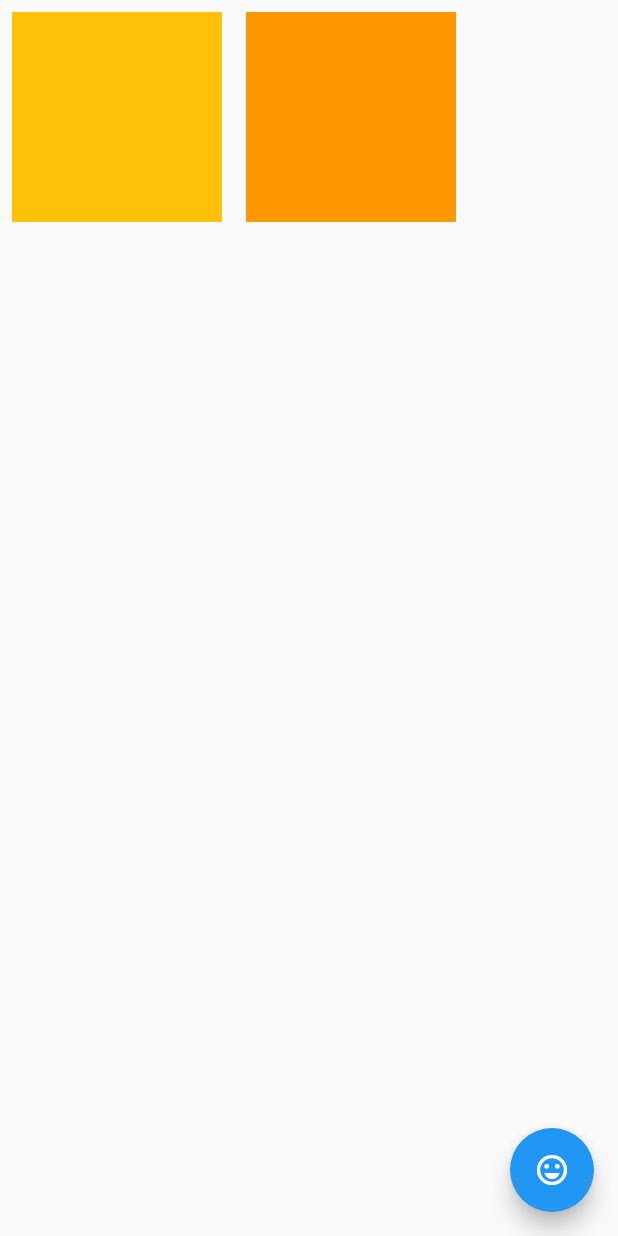
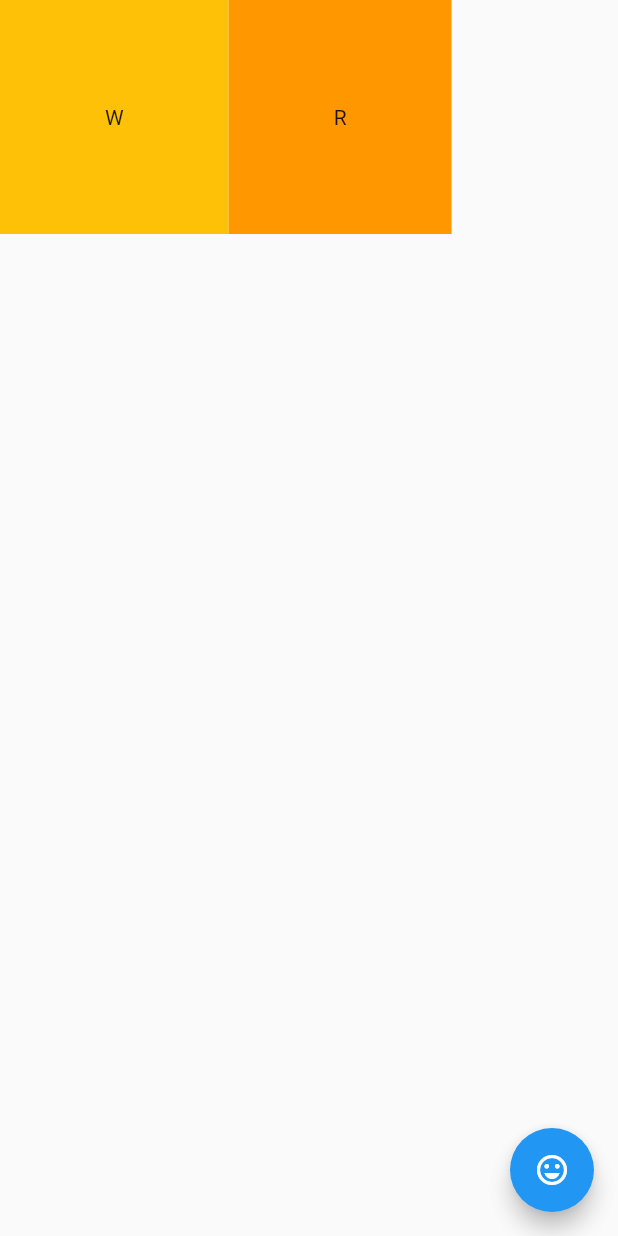
Before and after one commit to fong1966/flutter_key, a Flutter app: the screen it shows after launch, on a phone screen of 412 x 824 dp. Run offline on Flutter 3.47's test engine with Material 2 defaults, Android fonts, the phone set to English and light mode, and no system bars.

Commit message:
experimenting keys

```diff
--- /dev/null
+++ b/lib/char_generator.dart
@@ -0,0 +1,10 @@
+import 'dart:math';
+
+class UniqueCharGenerator {
+  static Random random = Random();
+
+  static String getChar() {
+    return String.fromCharCode(
+        random.nextInt(26) + 65); // Generates a random uppercase letter
+  }
+}
--- /dev/null
+++ b/lib/color_generator.dart
@@ -0,0 +1,26 @@
+import 'dart:math';
+
+import 'package:flutter/material.dart';
+
+class UniqueColorGenerator {
+  static List colorOptions = [
+    Colors.blue,
+    Colors.red,
+    Colors.green,
+    Colors.yellow,
+    Colors.purple,
+    Colors.orange,
+    Colors.indigo,
+    Colors.amber,
+    Colors.black,
+  ];
+  static Random random = Random();
+  static Color getColor() {
+    if (colorOptions.isNotEmpty) {
+      return colorOptions.removeAt(random.nextInt(colorOptions.length));
+    } else {
+      return Color.fromARGB(random.nextInt(256), random.nextInt(256),
+          random.nextInt(256), random.nextInt(256));
+    }
+  }
+}
--- a/lib/main.dart
+++ b/lib/main.dart
@@ -1,6 +1,7 @@
 import 'package:flutter/material.dart';
 
-import 'main2.dart';
+import 'char_generator.dart';
+import 'color_generator.dart';
 
 void main() => runApp(
       const MaterialApp(
@@ -18,24 +19,24 @@ class PositionedTiles extends StatefulWidget {
 class PositionedTilesState extends State<PositionedTiles> {
   // Stateful tiles now wrapped in padding (a stateless widget) to increase height
   // of widget tree and show why keys are needed at the Padding level.
-  List<Widget> tiles = [
-    Padding(
-      key: UniqueKey(),
-      padding: const EdgeInsets.all(8.0),
-      child: const StatefulColorfulTile(),
-      // child: StatefulColorfulTile(key: UniqueKey()), // <------
-    ),
-    Padding(
-      key: UniqueKey(),
-      padding: const EdgeInsets.all(8.0),
-      child: const StatefulColorfulTile(),
-      // child: StatefulColorfulTile(key: UniqueKey()), // <------
-    ),
-  ];
-//   List<Widget> tiles = [
-//   StatefulColorfulTile(key: UniqueKey()), // Keys added here
-//   StatefulColorfulTile(key: UniqueKey()),
-// ];
+  late UniqueKey ukey1;
+  late UniqueKey ukey2;
+  List<Widget> tiles = [];
+
+  @override
+  void initState() {
+    super.initState();
+    ukey1 = UniqueKey();
+    ukey2 = UniqueKey();
+    tiles = [
+      const StatefulColorfulTile1(
+          // key: ukey1,
+          ),
+      const StatefulColorfulTile2(
+          // key: ukey2,
+          )
+    ];
+  }
 
   @override
   Widget build(BuildContext context) {
@@ -55,28 +56,62 @@ class PositionedTilesState extends State<PositionedTiles> {
   }
 }
 
-class StatefulColorfulTile extends StatefulWidget {
-  const StatefulColorfulTile({Key? key}) : super(key: key);
+class StatefulColorfulTile1 extends StatefulWidget {
+  const StatefulColorfulTile1({super.key});
 
   @override
-  State<StatefulColorfulTile> createState() => ColorfulTileState();
+  State<StatefulColorfulTile1> createState() => ColorfulTileState1();
 }
 
-class ColorfulTileState extends State<StatefulColorfulTile> {
+class ColorfulTileState1 extends State<StatefulColorfulTile1> {
   late Color myColor;
+  late String myChar;
 
   @override
   void initState() {
     super.initState();
     myColor = UniqueColorGenerator.getColor();
+    myChar = UniqueCharGenerator.getChar();
   }
 
   @override
   Widget build(BuildContext context) {
+    debugPrint('$myColor & $myChar');
     return Container(
         color: myColor,
-        child: const Padding(
-          padding: EdgeInsets.all(70.0),
+        child: Padding(
+          padding: const EdgeInsets.all(70.0),
+          child: Text(myChar),
         ));
   }
 }
+
+class StatefulColorfulTile2 extends StatefulWidget {
+  const StatefulColorfulTile2({super.key});
+
+  @override
+  State<StatefulColorfulTile2> createState() => ColorfulTileState2();
+}
+
+class ColorfulTileState2 extends State<StatefulColorfulTile2> {
+  late Color myColor;
+  late String myChar;
+
+  @override
+  void initState() {
+    super.initState();
+    myColor = UniqueColorGenerator.getColor();
+    myChar = UniqueCharGenerator.getChar();
+  }
+
+  @override
+  Widget build(BuildContext context) {
+    debugPrint('$myColor & $myChar');
+    return Container(
+        color: myColor,
+        child: Padding(
+          padding: const EdgeInsets.all(70.0),
+          child: Text(myChar),
+        ));
+  }
+}
--- a/lib/main2.dart
+++ b/lib/main2.dart
@@ -1,6 +1,8 @@
 import 'dart:math';
 
 import 'package:flutter/material.dart';
+
+import 'color_generator.dart';
 
 void main() => runApp(
       const MaterialApp(
@@ -80,26 +82,3 @@ class StatefulColorfulTileState extends State<StatefulColorfulTile> {
         ));
   }
 }
-
-class UniqueColorGenerator {
-  static List colorOptions = [
-    Colors.blue,
-    Colors.red,
-    Colors.green,
-    Colors.yellow,
-    Colors.purple,
-    Colors.orange,
-    Colors.indigo,
-    Colors.amber,
-    Colors.black,
-  ];
-  static Random random = Random();
-  static Color getColor() {
-    if (colorOptions.isNotEmpty) {
-      return colorOptions.removeAt(random.nextInt(colorOptions.length));
-    } else {
-      return Color.fromARGB(random.nextInt(256), random.nextInt(256),
-          random.nextInt(256), random.nextInt(256));
-    }
-  }
-}
```
